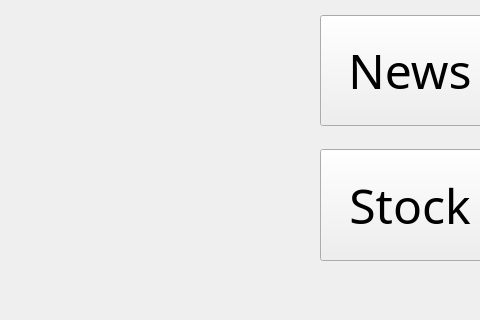
Qt form MainMenu.ui (coolka1234/Stock-Sage) before a commit; both pictures show x 0 to 480 and y 380 to 700 of the 1000 by 700 pixel window.
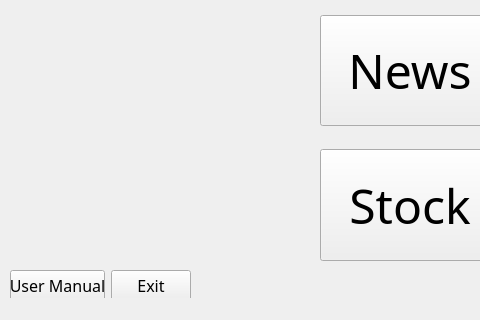
The same form after that commit. Icons and pictures are not drawn.

What changed in the file:
```diff
--- a/MainMenu.ui
+++ b/MainMenu.ui
@@ -195,6 +195,44 @@
      </item>
     </layout>
    </widget>
+   <widget class="QWidget" name="">
+    <property name="geometry">
+     <rect>
+      <x>10</x>
+      <y>650</y>
+      <width>181</width>
+      <height>31</height>
+     </rect>
+    </property>
+    <layout class="QHBoxLayout" name="horizontalLayout">
+     <item>
+      <widget class="QPushButton" name="pushButtonUserManual">
+       <property name="font">
+        <font>
+         <family>Bahnschrift Condensed</family>
+         <pointsize>12</pointsize>
+        </font>
+       </property>
+       <property name="text">
+        <string>User Manual</string>
+       </property>
+      </widget>
+     </item>
+     <item>
+      <widget class="QPushButton" name="pushButtonUserManualExit">
+       <property name="font">
+        <font>
+         <family>Bahnschrift Condensed</family>
+         <pointsize>12</pointsize>
+        </font>
+       </property>
+       <property name="text">
+        <string>Exit</string>
+       </property>
+      </widget>
+     </item>
+    </layout>
+   </widget>
   </widget>
   <widget class="QStatusBar" name="statusbar"/>
  </widget>
```
Left out of the diff: 2 changed lines with no effect on the pictures.
